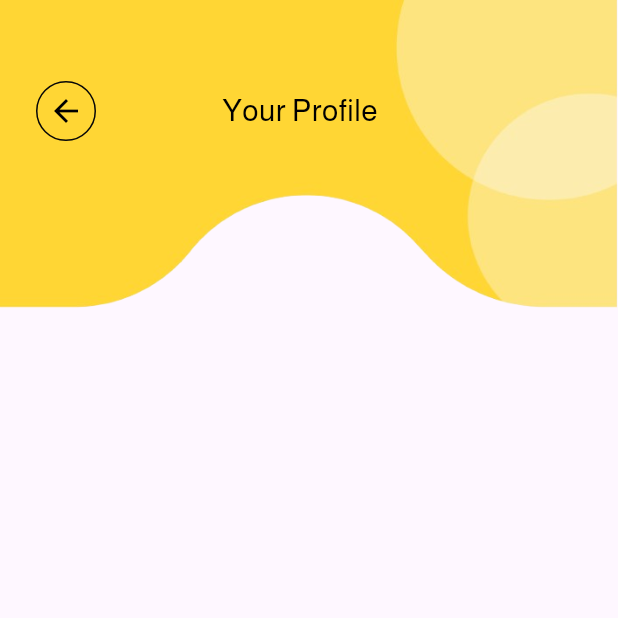
After one commit to loujain22/tanta_club, a Flutter app: the screen it shows after launch, on a phone screen of 412 x 824 dp, the top half of it. The commit adds this screen. Run offline on Flutter 3.47's test engine with Material 3 defaults, Android fonts, the phone set to English and light mode, and no system bars; our stand-ins replace carousel_slider, get, iconsax_flutter.

Commit message:
solve languages

```diff
--- a/lib/app.dart
+++ b/lib/app.dart
@@ -2,7 +2,7 @@ import 'package:flutter/material.dart';
 import 'package:flutter_localizations/flutter_localizations.dart';
 import 'package:get/get_navigation/src/root/get_material_app.dart';
 import 'package:tanta_club/generated/l10n.dart';
-import 'package:tanta_club/presentation/login.dart';
+import 'package:tanta_club/presentation/user_profile.dart';
 import 'package:tanta_club/utils/theme/custom_themes/theme.dart';
 
 class App extends StatelessWidget {
@@ -13,7 +13,7 @@ class App extends StatelessWidget {
   Widget build(BuildContext context) {
     return GetMaterialApp(
       debugShowCheckedModeBanner: false,
-      locale: const Locale('ar'),
+      locale: const Locale('en'),
       localizationsDelegates: const [
         S.delegate,
         GlobalMaterialLocalizations.delegate,
@@ -23,7 +23,7 @@ class App extends StatelessWidget {
       supportedLocales: S.delegate.supportedLocales,
       title: 'Tanta',
       theme: TAppTheme.arabicAppTheme,
-      home: const LoginScreen(),
+      home: const UserProfile(),
     );
   }
 }
--- a/lib/l10n/intl_ar.arb
+++ b/lib/l10n/intl_ar.arb
@@ -24,8 +24,8 @@
    "boxing" : "ملاكمة",
    "running" : "رياضة الجري",
    "tennisball" : "كرة التنس",
-   "tantaclub" : "نادي طنطة",
-   "boxingTitle" : "كيف تكون الملاكمة مفيدة لك"
+   "userProfile" : "صفحتك الشخصية",
+   "tantaclub" : "نادي طنطة"
 
 
 }
--- a/lib/l10n/intl_en.arb
+++ b/lib/l10n/intl_en.arb
@@ -25,8 +25,8 @@
    "boxing" : "Boxing",
    "running" : "Running",
    "tennisball" : "TennisBall",
-   "tantaclub" :"Tanta Club",
-   "boxingTitle" : "How Is Boxing Good For You"
+   "userProfile" : "Your Profile",
+   "tantaclub" :"Tanta Club"
 
 
 }
--- /dev/null
+++ b/lib/presentation/user_profile.dart
@@ -0,0 +1,42 @@
+import 'package:flutter/material.dart';
+import 'package:tanta_club/generated/l10n.dart';
+import 'package:tanta_club/utils/helpers/helper_functions.dart';
+import 'package:tanta_club/utils/theme/custom_themes/text_theme.dart';
+
+class UserProfile extends StatelessWidget {
+  const UserProfile({super.key});
+
+  @override
+  Widget build(BuildContext context) {
+    return Scaffold(
+      body: Stack(
+        children: [
+          SizedBox(
+              child: isArabic()
+                  ? Image.asset("assets/images/rightAppBarBg.png")
+                  : Image.asset("assets/images/leftAppBarBg.png")),
+
+          // -- Page Header
+          Padding(
+            padding: EdgeInsets.only(
+                top: 50, left: isArabic() ? 0 : 20, right: isArabic() ? 20 : 0),
+            child: Row(
+              children: [
+                IconButton.outlined(
+                    style: OutlinedButton.styleFrom(
+                      side: const BorderSide(
+                          width: 1.0, color: Color.fromARGB(255, 7, 7, 7)),
+                    ),
+                    onPressed: () {},
+                    icon: const Icon(Icons.arrow_back)),
+                SizedBox(width: isArabic() ? 65 : 80),
+                Text(S.of(context).userProfile,
+                    style: TTextTheme.textTheme.titleLarge),
+              ],
+            ),
+          ),
+        ],
+      ),
+    );
+  }
+}
```
Also changed, not shown: pubspec.yaml (+9 -18 lines), assets/images/leftAppBarBg.png (added), assets/images/rightAppBarBg.png (added), lib/generated/intl/messages_ar.dart, lib/generated/intl/messages_en.dart, lib/generated/l10n.dart, pubspec.lock, 2 other files.
